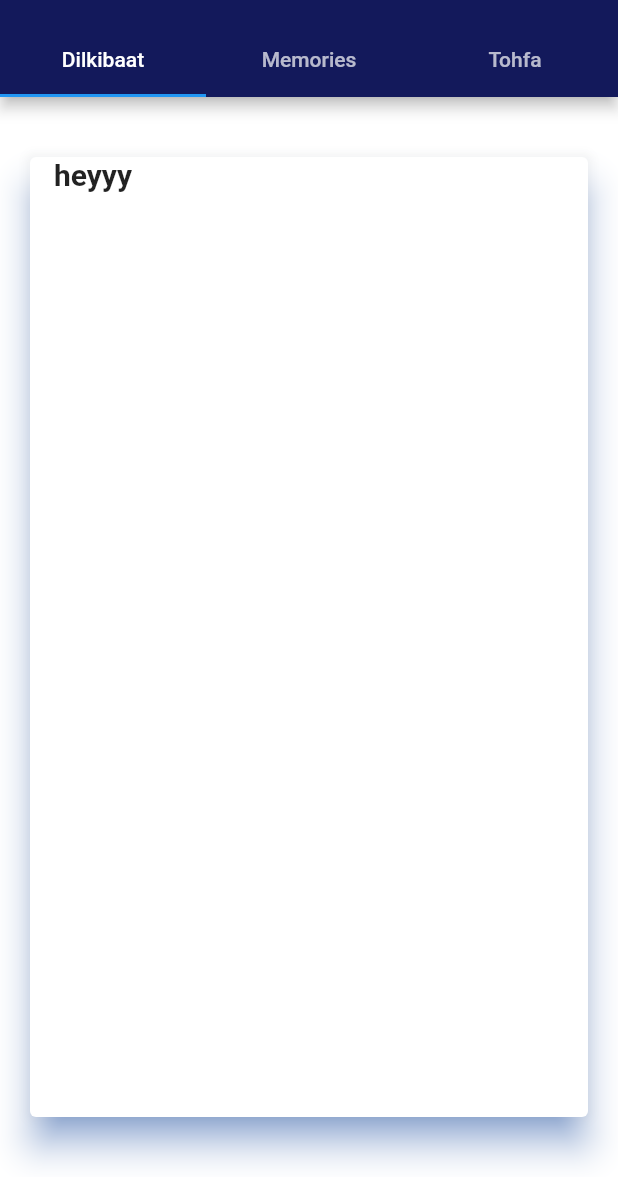
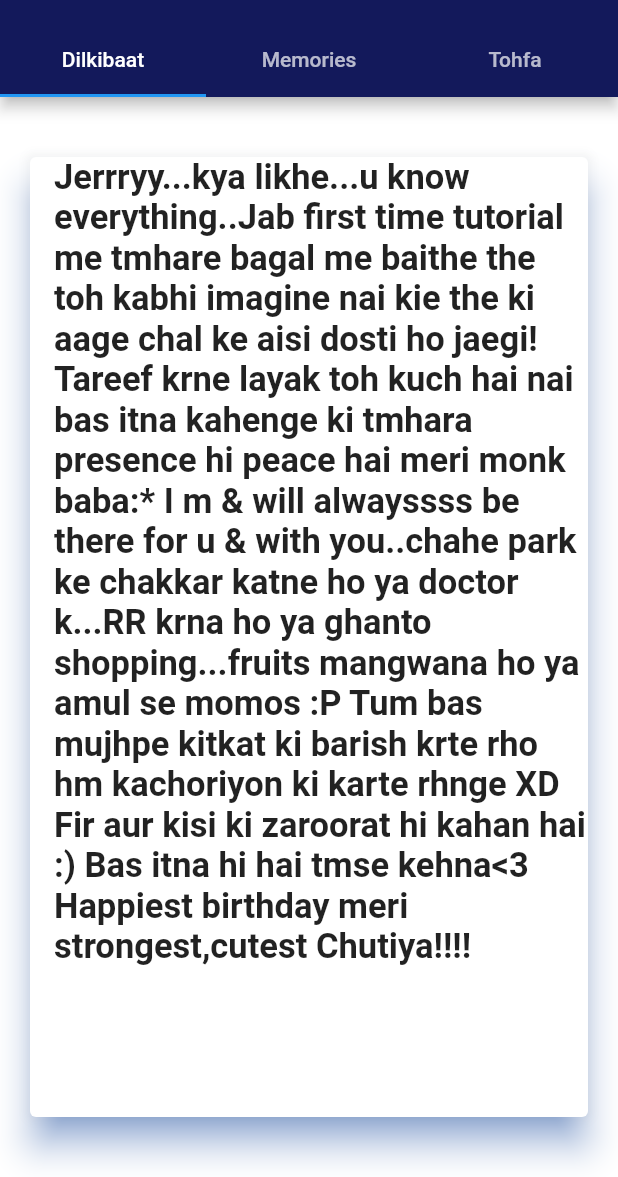
Before and after one commit to khetan15/JerryApp, a Flutter app: the screen it shows after launch, after a tap on the "play circle outline" icon, on a phone screen of 412 x 824 dp, the part 59-1236 px from its top. Run offline on Flutter 3.47's test engine with Material 2 defaults, Android fonts, the phone set to English and light mode, and no system bars; our stand-ins replace confetti, flutter_custom_clippers, flutter_icons, video_player.

```diff
--- a/lib/NextScreen.dart
+++ b/lib/NextScreen.dart
@@ -1,46 +1,47 @@
+import 'package:flutter/cupertino.dart';
 import 'package:flutter/material.dart';
 import 'package:flutter/rendering.dart';
 import 'package:flutter_custom_clippers/flutter_custom_clippers.dart';
+import 'package:flutter_icons/flutter_icons.dart';
+import 'package:jerry/VideoPlayerScreen.dart';
 
 class NextScreen extends StatelessWidget {
   @override
   Widget build(BuildContext context) {
     // TODO: implement build
     return MaterialApp(
-
       home: DefaultTabController(
-
         length: 3,
-
         child: Scaffold(
-          backgroundColor:
-
-          Colors.white,
-
+          backgroundColor: Colors.white,
           appBar: AppBar(
             backgroundColor: Color(0xff13195b),
 
             bottom: TabBar(tabs: [
-
-              Tab(text: "Dilkibaat",),
-
-              Tab(text: "Memories",),
-              Tab(text:"Tohfa"),
+              Tab(
+                text: "Dilkibaat",
+              ),
+              Tab(
+                text: "Memories",
+              ),
+              Tab(text: "Tohfa"),
             ]),
 
             centerTitle: true,
 
-            title: Text("Jerry Ka Bday", style: TextStyle(
-
-              fontWeight: FontWeight.bold,
-
-              color: Colors.white70,
-            ),), // Text Style, Text
+            title: Text(
+              "Jerry Ka Bday",
+              style: TextStyle(
+                fontWeight: FontWeight.bold,
+                color: Colors.white70,
+              ),
+            ), // Text Style, Text
           ),
           body: TabBarView(
             children: [
-              Padding(padding: EdgeInsets.only(
-                  left: 16, top: 36, right: 16, bottom: 36),
+              Padding(
+                padding:
+                    EdgeInsets.only(left: 16, top: 36, right: 16, bottom: 36),
                 child: Card(
                   elevation: 10,
                   shadowColor: Colors.blueAccent,
@@ -50,58 +51,75 @@ class NextScreen extends StatelessWidget {
                       crossAxisAlignment: CrossAxisAlignment.start,
                       mainAxisAlignment: MainAxisAlignment.start,
                       children: [
-                        Text("heyyy",
+
+                        Text(
+                          "Jerrryy...kya likhe...u know everything..Jab first time tutorial me tmhare bagal me baithe the toh kabhi imagine nai kie the ki aage chal ke aisi dosti ho jaegi!Tareef krne layak toh kuch hai nai bas itna kahenge ki tmhara presence hi peace hai meri monk baba:* I m & will alwayssss be there for u & with you..chahe park ke chakkar katne ho ya doctor k...RR krna ho ya ghanto shopping...fruits mangwana ho ya amul se momos :P Tum bas mujhpe kitkat ki barish krte rho hm kachoriyon ki karte rhnge XD Fir aur kisi ki zaroorat hi kahan hai :) Bas itna hi hai tmse kehna<3 Happiest birthday meri strongest,cutest Chutiya!!!! "
+                              ,
                           style: TextStyle(
-                            fontSize: 20,
+                            fontSize: 23,
                             fontWeight: FontWeight.bold,
-
-                          ),)
+                          ),
+                        )
                       ],
                     ),
                   ),
                 ),
               ),
-              Padding(padding: EdgeInsets.only(
-                  left: 16, top: 36, right: 16, bottom: 36),
-                child: Card(
-                  elevation: 10,
-                  shadowColor: Colors.blueAccent,
-                  child: ListView(
-                   children: [
-                     Image(image:AssetImage("images/10.jpeg")),
-                     Image(image:AssetImage("images/2.jpeg")),
-                     Image(image:AssetImage("images/3.jpeg")),
-                     Image(image:AssetImage("images/6.jpeg")),
-                     Image(image:AssetImage("images/7.jpeg")),
-                     Image(image:AssetImage("images/8.jpeg")),
-                     Image(image:AssetImage("images/9.jpeg")),
-                     Image(image:AssetImage("images/1.jpeg")),
-                     Image(image:AssetImage("images/5..jpeg")),
-                     Image(image:AssetImage("images/4.jpeg")),
-                   ],
-
-                    ),
-                  ),
-                ),
-              Padding(padding: EdgeInsets.only(
-                  left: 16, top: 36, right: 16, bottom: 36),
+              Padding(
+                padding:
+                    EdgeInsets.only(left: 16, top: 36, right: 16, bottom: 36),
                 child: Card(
                   elevation: 10,
                   shadowColor: Colors.blueAccent,
                   child: ListView(
                     children: [
-                      Image(image:AssetImage("images/jerry1."))
+                      Image(image: AssetImage("images/10.jpeg")),
+                      Image(image: AssetImage("images/2.jpeg")),
+                      Image(image: AssetImage("images/3.jpeg")),
+                      Image(image: AssetImage("images/6.jpeg")),
+                      Image(image: AssetImage("images/7.jpeg")),
+                      Image(image: AssetImage("images/8.jpeg")),
+                      Image(image: AssetImage("images/9.jpeg")),
+                      Image(image: AssetImage("images/1.jpeg")),
+                      Image(image: AssetImage("images/5..jpeg")),
+                      Image(image: AssetImage("images/4.jpeg")),
                     ],
-
                   ),
                 ),
               ),
-
-
+              Padding(
+                padding:
+                    EdgeInsets.only(left: 16, top: 36, right: 16, bottom: 36),
+                    child:
+                        //Text(
+                          //"heyyy",
+                          //style: TextStyle(
+                            //fontSize: 20,
+                            //fontWeight: FontWeight.bold,
+                          //),
+                        //),
+                        Scaffold(
+                          floatingActionButton: FloatingActionButton(
+                            onPressed: () {
+                              Navigator.push(
+                                  context,
+                                  MaterialPageRoute(
+                                    builder: (context) => VideoPlayerScreen(),
+                                  ));
+                            },
+                            child: Icon(
+                              FlutterIcons.play_circle_outline_mdi,
+                              color: Colors.white,
+                              size: 55,
+                            ),
+                            backgroundColor: Color(0xFF13195b),
+                          ),
+                        )
+                  ),
             ],
           ),
-        ),),
-
+        ),
+      ),
     );
   }
 }
--- a/pubspec.yaml
+++ b/pubspec.yaml
@@ -23,6 +23,10 @@ environment:
 dependencies:
   flutter:
     sdk: flutter
+
+  video_player: ^0.10.1
+
+
 
 
   # The following adds the Cupertino Icons font to your application.
@@ -50,6 +54,7 @@ flutter:
   # To add assets to your application, add an assets section, like this:
   assets:
     - images/
+    - videos/
   #   - images/a_dot_ham.jpeg
 
   # An image asset can refer to one or more resolution-specific "variants", see
```
Also changed, not shown: lib/VideoPlayerScreen.dart (added, +78 -0 lines), pubspec.lock, videos.dart (added), 1 other file.
